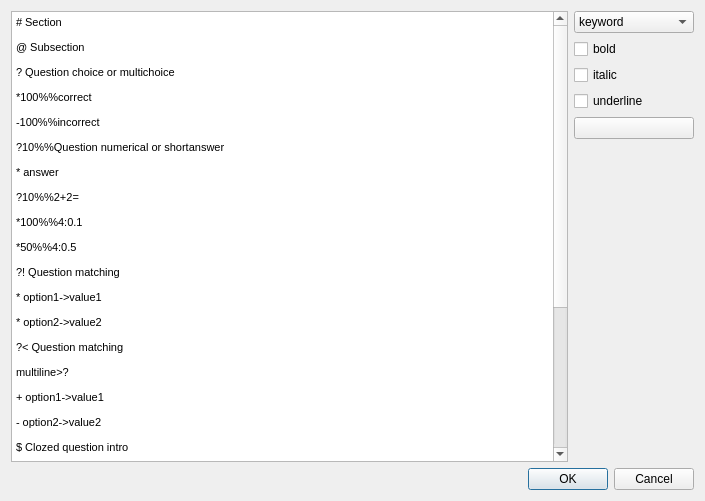
Before: the Qt Designer form highlighterdialog.ui in schmidtevgeny/moodle_question_import, drawn with Qt 5.
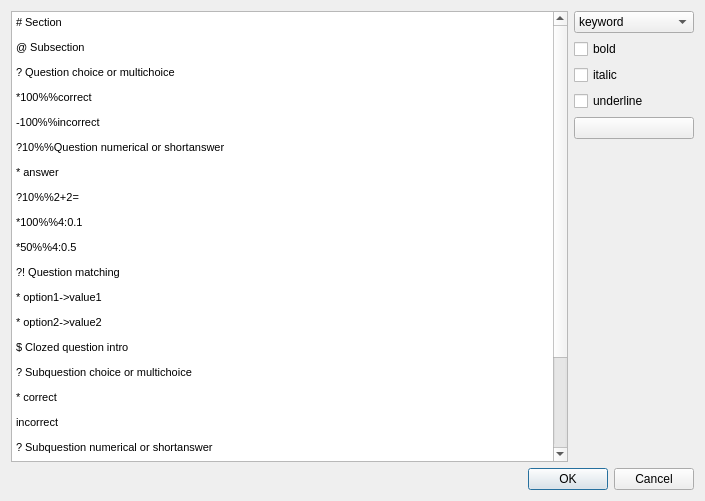
After: the same form once the commit is applied.

Diff of the .ui file:
```diff
--- a/highlighterdialog.ui
+++ b/highlighterdialog.ui
@@ -122,10 +122,6 @@
 &lt;p style=&quot; margin-top:12px; margin-bottom:12px; margin-left:0px; margin-right:0px; -qt-block-indent:0; text-indent:0px;&quot;&gt;&lt;span style=&quot; font-family:'MS Shell Dlg 2'; font-size:8pt;&quot;&gt;?! Question matching&lt;/span&gt;&lt;/p&gt;
 &lt;p style=&quot; margin-top:12px; margin-bottom:12px; margin-left:0px; margin-right:0px; -qt-block-indent:0; text-indent:0px;&quot;&gt;&lt;span style=&quot; font-family:'MS Shell Dlg 2'; font-size:8pt;&quot;&gt;* option1-&amp;gt;value1&lt;/span&gt;&lt;/p&gt;
 &lt;p style=&quot; margin-top:12px; margin-bottom:12px; margin-left:0px; margin-right:0px; -qt-block-indent:0; text-indent:0px;&quot;&gt;&lt;span style=&quot; font-family:'MS Shell Dlg 2'; font-size:8pt;&quot;&gt;* option2-&amp;gt;value2&lt;/span&gt;&lt;/p&gt;
-&lt;p style=&quot; margin-top:12px; margin-bottom:12px; margin-left:0px; margin-right:0px; -qt-block-indent:0; text-indent:0px;&quot;&gt;&lt;span style=&quot; font-family:'MS Shell Dlg 2'; font-size:8pt;&quot;&gt;?&amp;lt; Question matching&lt;/span&gt;&lt;/p&gt;
-&lt;p style=&quot; margin-top:12px; margin-bottom:12px; margin-left:0px; margin-right:0px; -qt-block-indent:0; text-indent:0px;&quot;&gt;&lt;span style=&quot; font-family:'MS Shell Dlg 2'; font-size:8pt;&quot;&gt;multiline&amp;gt;?&lt;/span&gt;&lt;/p&gt;
-&lt;p style=&quot; margin-top:12px; margin-bottom:12px; margin-left:0px; margin-right:0px; -qt-block-indent:0; text-indent:0px;&quot;&gt;&lt;span style=&quot; font-family:'MS Shell Dlg 2'; font-size:8pt;&quot;&gt;+ option1-&amp;gt;value1&lt;/span&gt;&lt;/p&gt;
-&lt;p style=&quot; margin-top:12px; margin-bottom:12px; margin-left:0px; margin-right:0px; -qt-block-indent:0; text-indent:0px;&quot;&gt;&lt;span style=&quot; font-family:'MS Shell Dlg 2'; font-size:8pt;&quot;&gt;- option2-&amp;gt;value2&lt;/span&gt;&lt;/p&gt;
 &lt;p style=&quot; margin-top:12px; margin-bottom:12px; margin-left:0px; margin-right:0px; -qt-block-indent:0; text-indent:0px;&quot;&gt;&lt;span style=&quot; font-family:'MS Shell Dlg 2'; font-size:8pt;&quot;&gt;$ Clozed question intro&lt;/span&gt;&lt;/p&gt;
 &lt;p style=&quot; margin-top:12px; margin-bottom:12px; margin-left:0px; margin-right:0px; -qt-block-indent:0; text-indent:0px;&quot;&gt;&lt;span style=&quot; font-family:'MS Shell Dlg 2'; font-size:8pt;&quot;&gt;? Subquestion choice or multichoice&lt;/span&gt;&lt;/p&gt;
 &lt;p style=&quot; margin-top:12px; margin-bottom:12px; margin-left:0px; margin-right:0px; -qt-block-indent:0; text-indent:0px;&quot;&gt;&lt;span style=&quot; font-family:'MS Shell Dlg 2'; font-size:8pt;&quot;&gt;* correct&lt;/span&gt;&lt;/p&gt;
```
